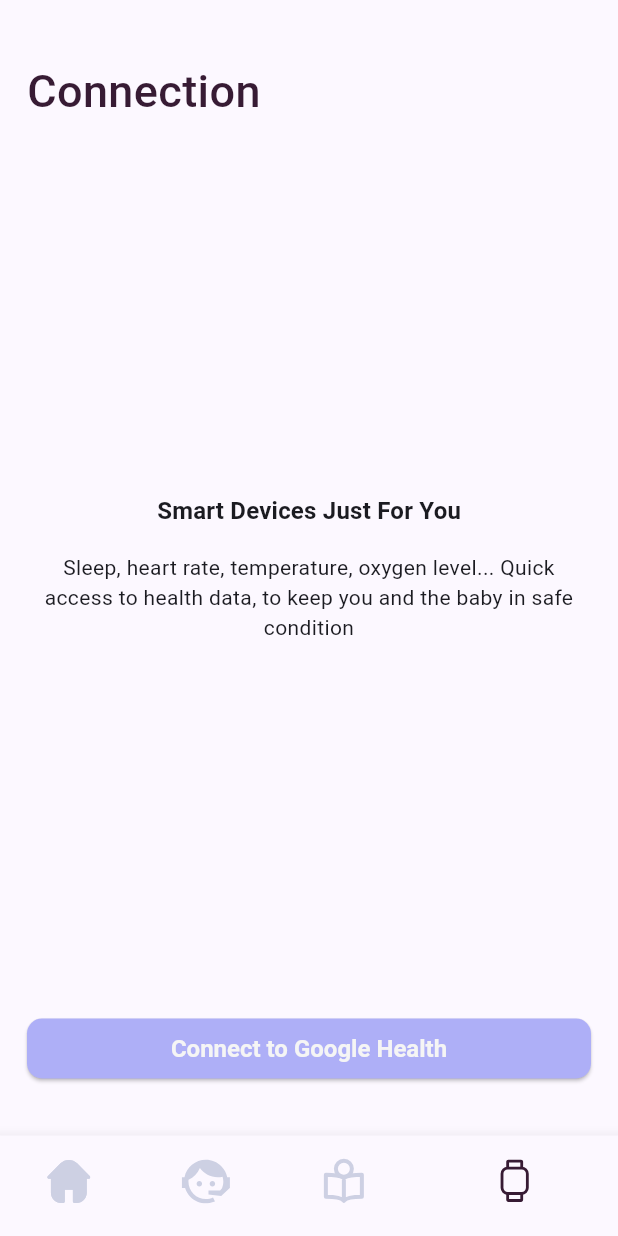
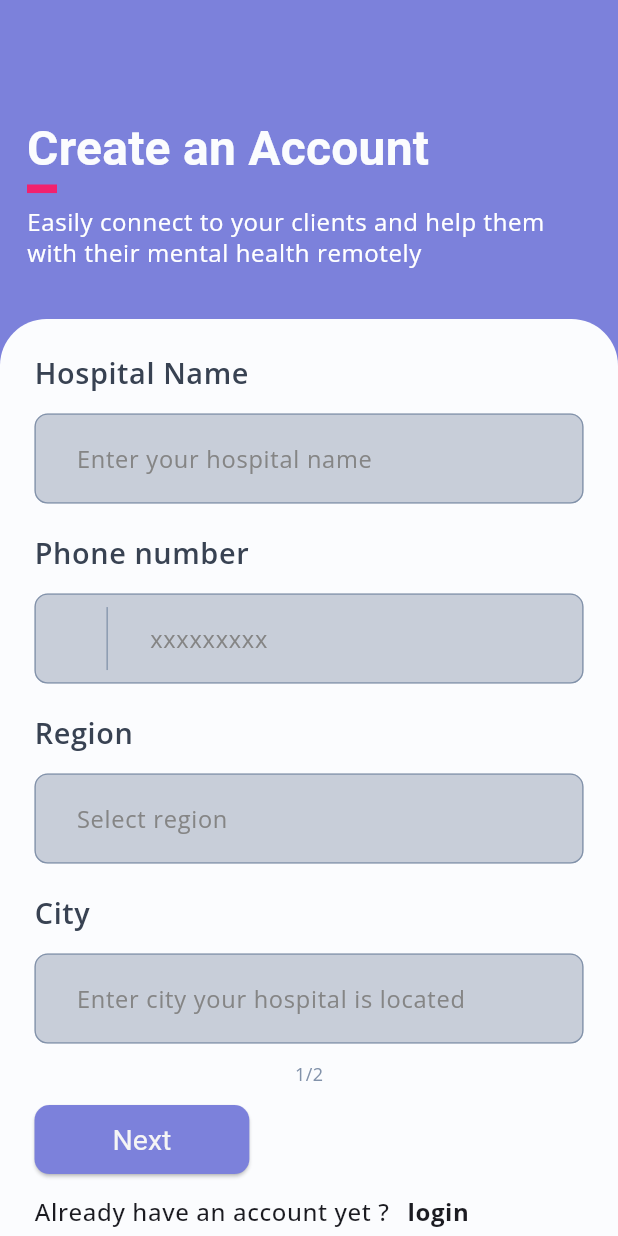
Before and after one commit to winninggodspower/mobi_health, a Flutter app: the screen it shows once a user with an empty profile is signed in, after a tap on "authorize health connect", on a phone screen of 412 x 824 dp. Run offline on Flutter 3.47's test engine with Material 3 defaults, Android fonts, the phone set to English and light mode, and no system bars; our stand-ins replace cloud_firestore, country_picker, firebase_auth, firebase_core, flutter_svg, google_fonts and 3 more; missing offline and left inert: health; accounts and stored records are empty; Roboto replaces fonts that are missing (Alegreya).

Commit message:
add hospital auth

```diff
--- a/lib/main.dart
+++ b/lib/main.dart
@@ -1,11 +1,11 @@
 import 'package:firebase_core/firebase_core.dart'
 ;
 import 'package:flutter/material.dart';
-import 'package:mobi_health/pages/authentication_pages/login_page.dart';
-import 'package:mobi_health/pages/authentication_pages/onBoardingSignup.dart';
+import 'package:mobi_health/pages/authentication/patient_pages/login_page.dart';
+import 'package:mobi_health/pages/authentication/patient_pages/onBoardingSignup.dart';
 import 'package:mobi_health/pages/dashboard_pages/dashboard.dart';
 import 'package:mobi_health/pages/onboarding.dart';
-import 'package:mobi_health/pages/register.dart';
+import 'package:mobi_health/pages/authentication/patient_pages/register.dart';
 
 import 'package:mobi_health/providers/authentication_provider.dart';
 import 'package:mobi_health/providers/device_permission_provider.dart';
--- /dev/null
+++ b/lib/pages/authentication/hospital_pages/register.dart
@@ -0,0 +1,277 @@
+import 'dart:developer';
+
+import 'package:country_picker/country_picker.dart';
+import 'package:firebase_auth/firebase_auth.dart';
+import 'package:flutter/cupertino.dart';
+import 'package:flutter/material.dart';
+import 'package:flutter/widgets.dart';
+import 'package:google_fonts/google_fonts.dart';
+import 'package:intl/intl.dart';
+import 'package:mobi_health/pages/authentication/hospital_pages/otp_page.dart';
+import 'package:mobi_health/pages/components/app_label.dart';
+import 'package:mobi_health/pages/components/auth_question.dart';
+import 'package:mobi_health/theme.dart';
+import 'package:mobi_health/util.dart';
+
+class HospitalRegisterPage extends StatefulWidget {
+  const HospitalRegisterPage({super.key});
+
+  @override
+  State<HospitalRegisterPage> createState() => _HospitalRegisterPageState();
+}
+
+class _HospitalRegisterPageState extends State<HospitalRegisterPage> {
+
+  final _formKey = GlobalKey<FormState>();
+  final TextEditingController _hospitalNameController = TextEditingController();
+  final TextEditingController _lastNameController = TextEditingController();
+  final TextEditingController _phoneController = TextEditingController();
+  final TextEditingController _regionController = TextEditingController();
+  final TextEditingController _cityController = TextEditingController();
+
+    Country selectedCountry = Country(
+      phoneCode: "+237",
+      countryCode: 'CMR',
+      e164Sc: 0,
+      geographic: true,
+      level: 1,
+      name: 'cameroon',
+      example: "Cameroon",
+      displayName: "Cameroon",
+      displayNameNoCountryCode: "CMR",
+      e164Key: ""
+    );
+
+  @override
+  void dispose() {
+    _hospitalNameController.dispose();
+    _lastNameController.dispose();
+    _regionController.dispose();
+    _cityController.dispose();
+    _phoneController.dispose();
+    super.dispose();
+  }
+
+
+  @override
+  Widget build(BuildContext context) {
+    return Scaffold(
+        backgroundColor: AppColors.primary_500Color,
+        body: ListView(
+          children: [
+            Container(
+              padding: const EdgeInsets.fromLTRB(18, 75, 18, 34),
+              child: Column(
+                crossAxisAlignment: CrossAxisAlignment.start,
+                children: [
+                  Text(
+                    'Create an Account',
+                    textAlign: TextAlign.left,
+                    style: Theme.of(context).textTheme.titleMedium!.copyWith(
+                          color: AppColors.customWhite,
+                        ),
+                  ),
+                  const SizedBox(
+                    width: 20.0,
+                    height: 5.71,
+                    child: const DecoratedBox(
+                      decoration: const BoxDecoration(
+                        color: AppColors.secondary_700Color
+                      ),
+                    ),
+                  ),
+                  const SizedBox(height: 8,),
+                  Text(
+                    'Easily connect to your clients and help them with their mental health remotely',
+                    style: Theme.of(context)
+                        .textTheme
+                        .bodySmall!
+                        .copyWith(color: Colors.white),
+                  ),
+                ],
+              ),
+            ),
+            Form(
+              key: _formKey,
+              child: Container(
+                padding: const EdgeInsets.all(23),
+                decoration: const BoxDecoration(
+                  color: AppColors.customWhite,
+                  borderRadius: BorderRadius.only(
+                    topLeft: Radius.circular(31.0),
+                    topRight: Radius.circular(31.0),
+                  ),
+                ),
+                child: Column(
+                  crossAxisAlignment: CrossAxisAlignment.start,
+                  children: <Widget>[
+                    const AppLabel(textContent:'Hospital Name' ),
+                    const SizedBox(height: 14),
+                    TextFormField(
+                      controller: _hospitalNameController,
+                      decoration: const InputDecoration(
+                        hintText: 'Enter your hospital name', // Placeholder text
+                      ),
+                      validator: (value) {
+                        if (value?.isEmpty ?? true) {
+                          return 'Please enter your hospital name';
+                        }
+                        return null;
+                      },
+                    ),
+                    const SizedBox(height: 20),
+                    const AppLabel(textContent: 'Phone number'),
+                    const SizedBox(height: 14),
+                    TextFormField(
+                      keyboardType: TextInputType.number,
+                      decoration: InputDecoration(
+                        hintText: 'xxxxxxxxx',
+                        // ignore: avoid_unnecessary_containers, unnecessary_const
+                        prefixIcon: Row(
+                          mainAxisSize: MainAxisSize.min,
+                          children: [
+                            Container(
+                                padding: const EdgeInsets.only(
+                                    left: 24, top: 8, right: 24),
+                                decoration: const BoxDecoration(
+                                    border: Border(
+                                  right: BorderSide(
+                                    color: Color(0xFF8292AA),
+                                    width: 0.87,
+                                  ),
+                                )),
+                                child: InkWell(
+                                  onTap: () {
+                                    showCountryPicker(
+                                        context: context,
+                                        countryListTheme:
+                                            const CountryListThemeData(
+                                          bottomSheetHeight: 550,
+                                        ),
+                                        onSelect: ((value) => {
+                                              setState(() {
+                                                selectedCountry = value;
+                                              })
+                                            }));
+                                  },
+                                  child: Text('${selectedCountry.flagEmoji}'),
+                                )),
+                                const SizedBox(width: 24),
+                          ],
+                        ),
+                      ),
+                      controller: _phoneController,
+                      validator: (value) {
+                        final phoneRegex = RegExp(r'^\d{1,14}$');
+                        if (value == null || value.isEmpty) {
+                          return 'Please enter your phone number';
+                        } else if (!phoneRegex.hasMatch(value)) {
+                          return 'Please enter a valid 10-digit phone number';
+                        }
+                        return null;
+                      },
+                    ),
+                    const SizedBox(height: 20),
+                    const AppLabel(textContent: 'Region'),
+                    const SizedBox(height: 14),
+                    TextFormField(
+                      controller: _lastNameController,
+                      decoration: const InputDecoration(
+                        hintText: 'Select region', // Placeholder text
+                      ),
+                      validator: (value) {
+                        if (value?.isEmpty ?? true) {
+                          return 'Please select a region';
+                        }
+                        return null;
+                      },
+                    ),
+                    const SizedBox(height: 20),
+                    const AppLabel(textContent: 'City'),
+                    const SizedBox(height: 14),
+                    TextFormField(
+                      controller: _cityController,
+                      decoration: const InputDecoration(
+                          hintText: 'Enter city your hospital is located', // Placeholder text
+                        ),
+                      validator: (value) {
+                        if (value == null || value.isEmpty) {
+                          return 'This field cannot be empty';
+                        }
+                        return null;
+                      },
+                    ),
+                    const SizedBox(height: 12),
+                    Center(
+                      child: Text(
+                        '1/2',
+                        style: GoogleFonts.openSans(
+                          fontSize: 12,
+                          color: AppColors.gray500
+                        ),
+                      )
+                    ),
+                    const SizedBox(height: 11),
+                    ElevatedButton(
+                      style: ElevatedButton.styleFrom(
+                        textStyle: GoogleFonts.alegreyaSans(
+                          fontSize: 19,
+                          fontWeight: FontWeight.w400,
+                        ),
+                        padding: const EdgeInsets.symmetric(
+                            horizontal: 52, vertical: 12),
+                      ),
+                      onPressed: _handleFormSubmit,
+                      child: const Text('Next'),
+                    ),
+                    const authQuestion(
+                      question_text: 'Already have an account yet ?',
+                      action_text: 'login',
+                      redirect_route: '/login',
+                    )
+                  ],
+                ),
+              ),
+            ),
+          ],
+        ));
+  }
+
+  Future<void> _handleFormSubmit() async {
+    if (_formKey.currentState != null) {
+      if (!_formKey.currentState!.validate()) {
+        print('Invalid form');
+        return;
+        // Handle invalid form case, such as showing error messages
+      }
+    }
+
+    FirebaseAuth firebaseAuth = FirebaseAuth.instance;
+    var phoneNumber = "+${selectedCountry.phoneCode}${_phoneController.text}";
+
+    // ensure phone number doesn't start with ++
+    phoneNumber = phoneNumber.startsWith('++') ? phoneNumber.substring(1) : phoneNumber;
+    log(phoneNumber);
+
+    await firebaseAuth.verifyPhoneNumber(
+      phoneNumber: phoneNumber,
+      verificationCompleted: (PhoneAuthCredential credential) async {
+        await firebaseAuth.signInWithCredential(credential);
+      },
+      verificationFailed: (FirebaseAuthException e) {
+        ShowSnackBar(context, "error: ${e.message}");
+      },
+      codeSent: (String verificationId, int? resendToken) {
+        Navigator.push(context, MaterialPageRoute(
+          builder: (context)=> HospitalOtpVerificationPage(
+            verificationId: verificationId,
+            hospitalName: _hospitalNameController.text,
+            phoneNumber: phoneNumber,
+            region: _regionController.text,
+            city: _cityController.text)
+        ));
+      },
+      codeAutoRetrievalTimeout: (String verificationId) {},
+    );
+  }
+}
--- a/lib/pages/authentication_pages/auth_success_page.dart
+++ b/lib/pages/authentication/patient_pages/auth_success_page.dart
@@ -1,6 +1,6 @@
 import 'package:flutter/material.dart';
 import 'package:google_fonts/google_fonts.dart';
-import 'package:mobi_health/pages/authentication_pages/login_page.dart';
+import 'package:mobi_health/pages/authentication/patient_pages/login_page.dart';
 import 'package:mobi_health/theme.dart';
 
 class OtpSuccessPage extends StatefulWidget {
--- a/lib/pages/authentication_pages/onBoardingSignup.dart
+++ b/lib/pages/authentication/patient_pages/onBoardingSignup.dart
@@ -1,6 +1,7 @@
 import 'package:flutter/material.dart';
 import 'package:google_fonts/google_fonts.dart';
 import 'package:mobi_health/pages/components/auth_question.dart';
+import 'package:mobi_health/pages/authentication/hospital_pages/register.dart';
 import 'package:mobi_health/theme.dart';
 
 // class OnBoarding extends StatelessWidget
@@ -89,7 +90,7 @@ class OnBoardingSignup extends StatelessWidget {
                       width: 271,
                       child: ElevatedButton(
                         onPressed: () {
-                          Navigator.pushNamed(context, '/register');
+                          Navigator.push(context, MaterialPageRoute(builder: (context)=> const HospitalRegisterPage()));
                         },
                         style: ElevatedButton.styleFrom(
                           backgroundColor: AppColors.secondaryColor,
--- a/lib/pages/dashboard_pages/dashboard.dart
+++ b/lib/pages/dashboard_pages/dashboard.dart
@@ -7,6 +7,8 @@ import 'package:mobi_health/pages/dashboard_pages/home_page.dart';
 import 'dart:developer';
 
 import 'package:mobi_health/pages/dashboard_pages/wellness_hub/wellness_hub.dart';
+import 'package:mobi_health/providers/authentication_provider.dart';
+import 'package:provider/provider.dart';
 
 class DashboardIndex extends StatefulWidget {
   const DashboardIndex({super.key});
@@ -31,6 +33,10 @@ class _DashboardIndexState extends State<DashboardIndex> {
 
   @override
   Widget build(BuildContext context) {
+    final authProvider = context.watch<AuthenticationProvider>();
+    final user = authProvider.user;
+    final userInfo = authProvider.userInfo;
+
     return Scaffold(
       bottomNavigationBar: AppButtomNavigation(
         pageController: _pageController,
--- a/lib/pages/dashboard_pages/home_page.dart
+++ b/lib/pages/dashboard_pages/home_page.dart
@@ -4,7 +4,7 @@ import 'package:flutter/material.dart';
 import 'package:flutter_svg/svg.dart';
 import 'package:google_fonts/google_fonts.dart';
 import 'package:health/health.dart';
-import 'package:mobi_health/pages/authentication_pages/login_page.dart';
+import 'package:mobi_health/pages/authentication/hospital_pages/register.dart';
 import 'package:mobi_health/pages/dashboard_pages/components/dashboard_profile_notification.dart';
 import 'package:mobi_health/pages/dashboard_pages/components/health_card.dart';
 import 'package:mobi_health/pages/dashboard_pages/connect_device.dart';
@@ -145,7 +145,10 @@ class _HomePageState extends State<HomePage> {
                 children: [
                   const SizedBox(height: 30,),
                   ElevatedButton(
-                    onPressed: (){widget.pageController.jumpToPage(3);},
+                    onPressed: (){
+                      Navigator.push(context, MaterialPageRoute(builder: (context)=> const HospitalRegisterPage()));
+                      // widget.pageController.jumpToPage(3);
+                      },
                     style: ElevatedButton.styleFrom(
                       backgroundColor: AppColors.primaryColor,
                       textStyle: GoogleFonts.alegreyaSans(
--- a/lib/providers/authentication_provider.dart
+++ b/lib/providers/authentication_provider.dart
@@ -81,7 +81,22 @@ class AuthenticationProvider extends ChangeNotifier {
     try {
       DocumentSnapshot userDoc = await _firestore.collection('users').doc(uid).get();
       if (userDoc.exists) {
-        _userInfo = userDoc.data() as Map<String, dynamic>?;
+        Map? userInfo = userDoc.data() as Map<String, dynamic>?;
+
+        String userType = userInfo?['userType'] == 'hospital' ? 'hospital' : 'patient';
+
+        if (_userInfo?['userType'] == 'hospital') {
+          DocumentSnapshot detailDoc = await _firestore.collection(userType).doc(uid).get();
+
+          if (detailDoc.exists) {
+            Map<String, dynamic>? detailInfo = detailDoc.data() as Map<String, dynamic>?;
+            if (detailInfo != null) {
+              userInfo?.addAll(detailInfo);
+            }
+          }
+
+          _userInfo = userInfo as Map<String, dynamic>;
+        }
       } else {
         _userInfo = null;
       }
--- a/lib/theme.dart
+++ b/lib/theme.dart
@@ -18,6 +18,7 @@ class AppColors {
   static const Color gray = Color(0xFF384252);
   static const Color gray2 = Color(0xFF6E7485);
   static const Color gray3 = Color(0xFFF4F2F1);
+  static const Color gray500 = Color(0xFF8292AA);
   static const Color grayLight = Color.fromRGBO(217, 217, 217, 0.3);
   // Add more colors as needed
   static const Color orange =  Color(0xffFE8235);
@@ -64,21 +65,21 @@ ThemeData appTheme = ThemeData(
     ),
     elevatedButtonTheme: ElevatedButtonThemeData(
       style: ButtonStyle(
-        padding: MaterialStateProperty.all<EdgeInsetsGeometry>(
+        padding: WidgetStateProperty.all<EdgeInsetsGeometry>(
           const EdgeInsets.symmetric(horizontal: 70, vertical: 15),
         ),
-        shape: MaterialStateProperty.all<RoundedRectangleBorder>(
+        shape: WidgetStateProperty.all<RoundedRectangleBorder>(
           RoundedRectangleBorder(
             borderRadius: BorderRadius.circular(10.0),
           ),
         ),
-        backgroundColor: MaterialStateProperty.all<Color>(
+        backgroundColor: WidgetStateProperty.all<Color>(
           AppColors.primary_500Color,
         ),
-        foregroundColor: MaterialStateProperty.all<Color>(
+        foregroundColor: WidgetStateProperty.all<Color>(
           const Color(0xFFF5F5F5)
         ),
-        textStyle: MaterialStateProperty.all<TextStyle>(
+        textStyle: WidgetStateProperty.all<TextStyle>(
           GoogleFonts.alegreya(
             fontSize: 20.0,
             fontWeight: FontWeight.w400,
@@ -88,11 +89,11 @@ ThemeData appTheme = ThemeData(
     ),
     inputDecorationTheme: InputDecorationTheme(
       border: OutlineInputBorder(
-        borderSide: const BorderSide(color: Color(0xFF8292AA), width: 0.87),
+        borderSide: const BorderSide(color: AppColors.gray500, width: 0.87),
         borderRadius: BorderRadius.circular(8.74),
       ),
       enabledBorder: OutlineInputBorder(
-        borderSide: const BorderSide(color: Color(0xFF8292AA), width: 0.87),
+        borderSide: const BorderSide(color: AppColors.gray500, width: 0.87),
         borderRadius: BorderRadius.circular(8.74),
       ),
       contentPadding: const EdgeInsets.fromLTRB(24, 18, 24, 18),
```
Also changed, not shown: lib/pages/authentication/hospital_pages/otp_page.dart (added, +212 -0 lines), lib/pages/authentication/patient_pages/otp_page.dart (renamed from lib/pages/authentication_pages/otp_page.dart, +10 -5 lines), lib/pages/authentication/patient_pages/register.dart (renamed from lib/pages/register.dart, +9 -3 lines), lib/pages/dashboard_pages/connect_device.dart (+6 -2 lines), lib/pages/authentication/patient_pages/login_page.dart (renamed from lib/pages/authentication_pages/login_page.dart), 1 other file.
